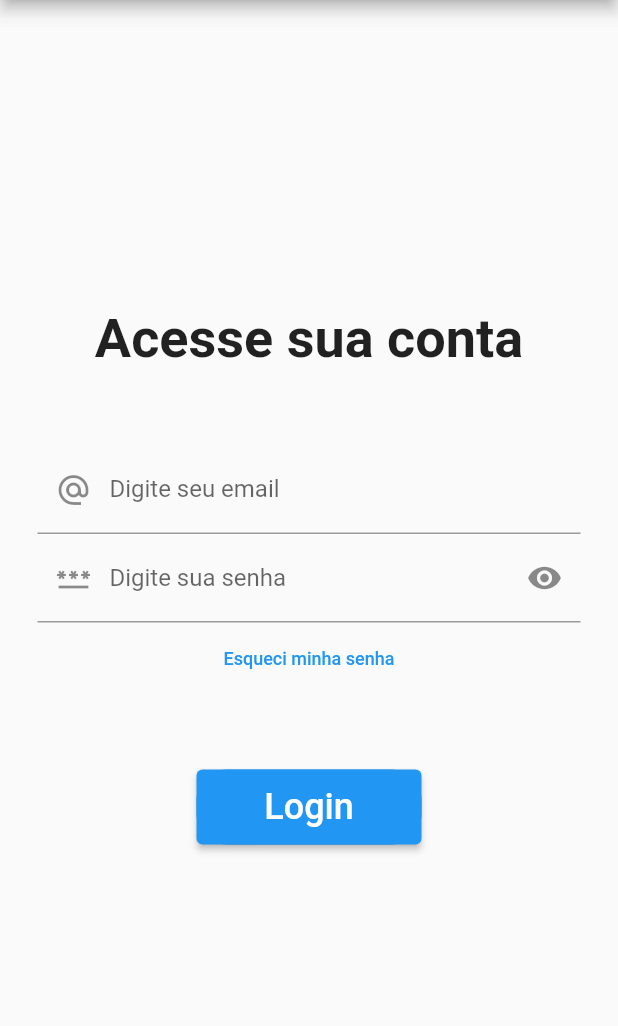
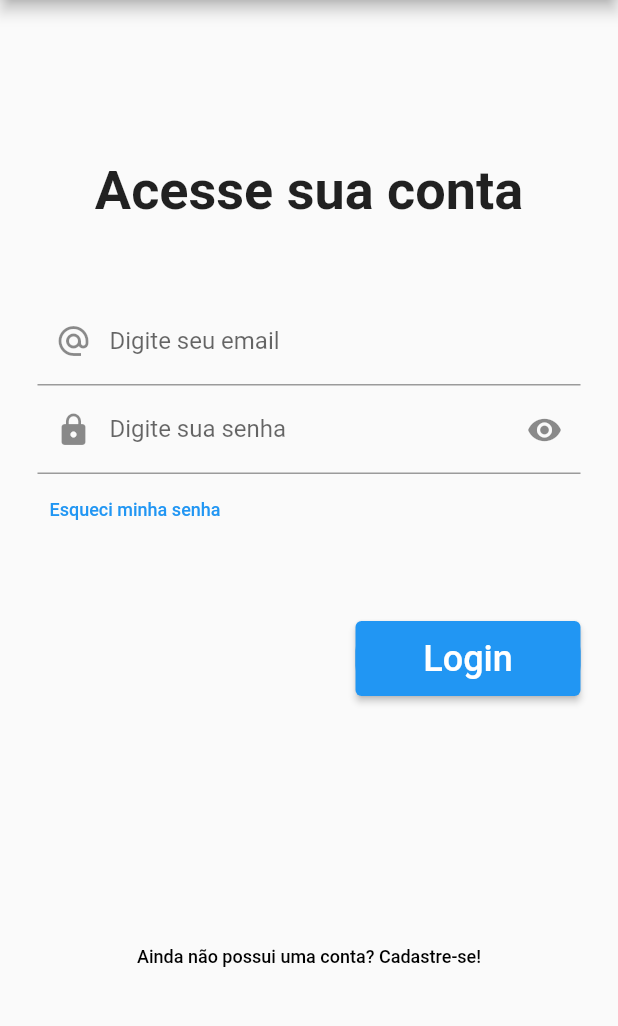
Before and after one commit to galdino01/store_here_mobile, a Flutter app: the screen it shows after launch, on a phone screen of 412 x 824 dp, the part 84-1110 px from its top. Run offline on Flutter 3.47's test engine with Material 2 defaults, Android fonts, the light colour scheme and no system bars.

Commit message:
Finishing the login screen

```diff
--- a/lib/main.dart
+++ b/lib/main.dart
@@ -85,7 +85,7 @@ class FormLoginState extends State<FormLogin> {
                     decoration: InputDecoration(
                       border: const UnderlineInputBorder(),
                       labelText: 'Digite sua senha',
-                      prefixIcon: const Icon(Icons.password),
+                      prefixIcon: const Icon(Icons.lock),
                       suffixIcon: IconButton(
                         /// A ternary operator. It is a shorthand way of writing an if-else statement.
                         icon: Icon(_isObscure
@@ -116,6 +116,10 @@ class FormLoginState extends State<FormLogin> {
                       return null;
                     },
                   ),
+                  Row(
+                      mainAxisAlignment: MainAxisAlignment.start,
+                      mainAxisSize: MainAxisSize.max,
+                      children: [
                         TextButton(
                           onPressed: () {},
                           child: const Text(
@@ -123,6 +127,11 @@ class FormLoginState extends State<FormLogin> {
                             style: TextStyle(color: Colors.blue, fontSize: 12),
                           ),
                         ),
+                      ]),
+                  Row(
+                      mainAxisAlignment: MainAxisAlignment.end,
+                      mainAxisSize: MainAxisSize.max,
+                      children: [
                         Container(
                           height: 50,
                           width: 150,
@@ -137,14 +146,26 @@ class FormLoginState extends State<FormLogin> {
                                 // If the form is valid, display a snackbar. In the real world,
                                 // you'd often call a server or save the information in a database.
                                 ScaffoldMessenger.of(context).showSnackBar(
-                            const SnackBar(content: Text('Carregando...')),
+                                  const SnackBar(
+                                      content: Text('Carregando...')),
                                 );
                               }
                             },
-                      child:
-                          const Text('Login', style: TextStyle(fontSize: 24)),
+                            child: const Text('Login',
+                                style: TextStyle(fontSize: 24)),
                           ),
                         ),
+                      ]),
+                  Container(
+                    margin: const EdgeInsets.fromLTRB(0, 150, 0, 0),
+                    child: TextButton(
+                      onPressed: () {},
+                      child: const Text(
+                        'Ainda não possui uma conta? Cadastre-se!',
+                        style: TextStyle(color: Colors.black, fontSize: 12),
+                      ),
+                    ),
+                  )
                 ]),
           ),
         ),
```
Lines whose indentation alone changed are shown as unchanged.
